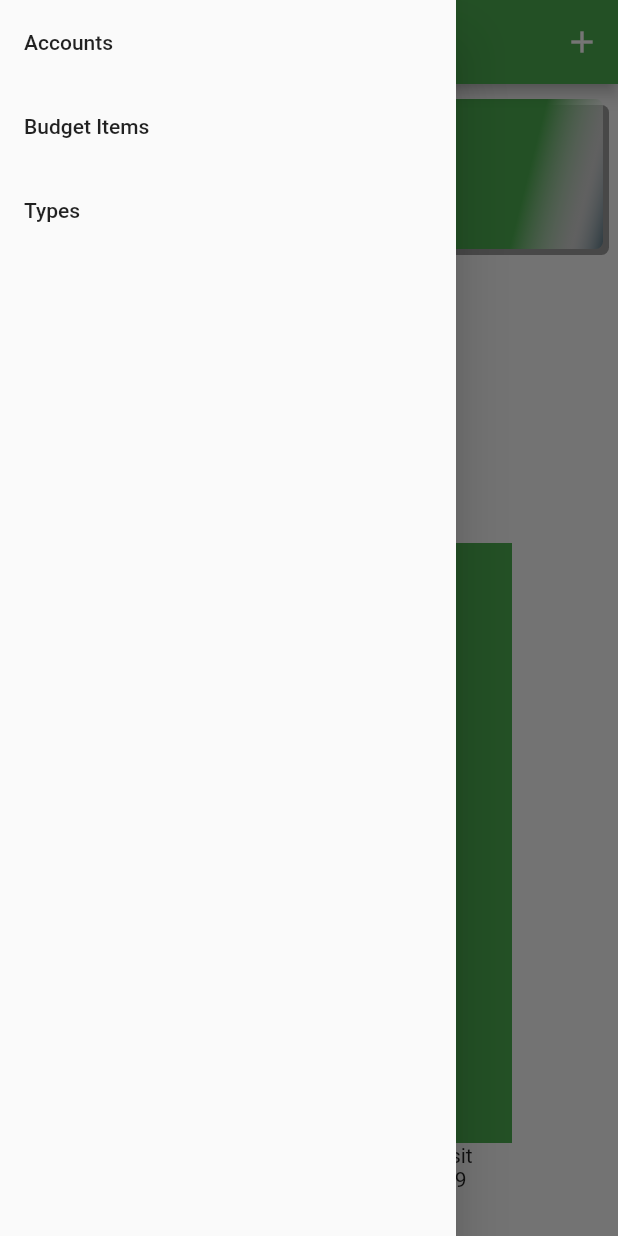
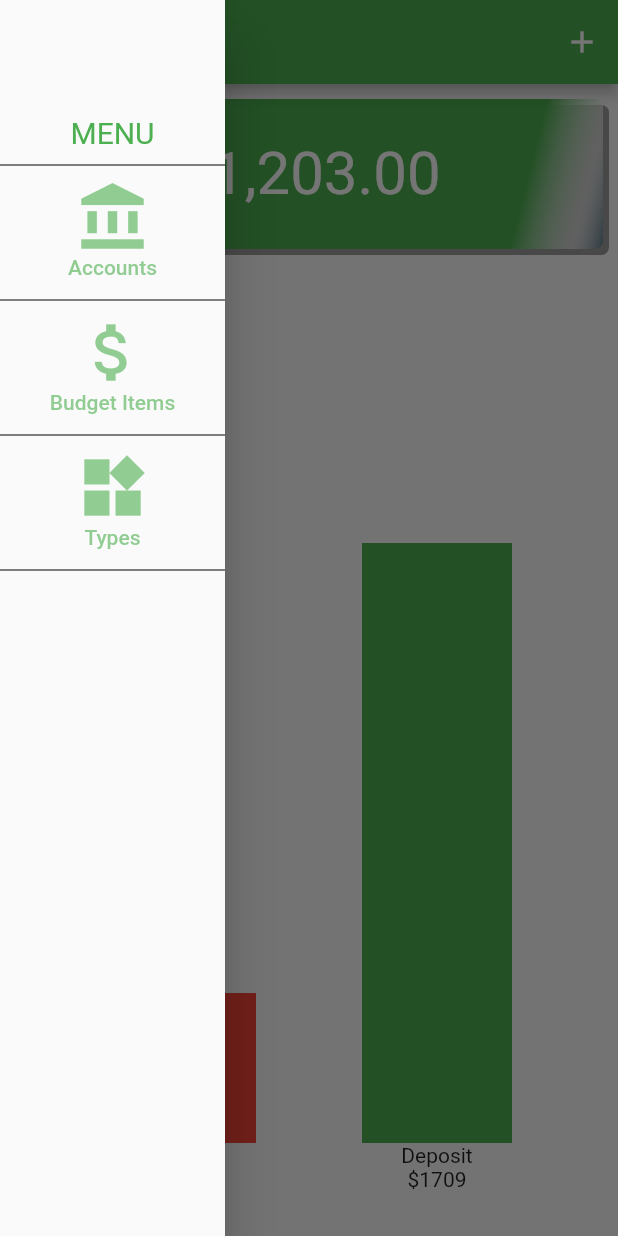
Before and after one commit to cornell19/spend_tracker, a Flutter app: the screen it shows after launch, with the side drawer open, on a phone screen of 412 x 824 dp. Run offline on Flutter 3.47's test engine with Material 2 defaults, Android fonts, the phone set to English and light mode, and no system bars.

Commit message:
Unit 4 module 6

```diff
--- a/lib/pages/home/widgets/menu.dart
+++ b/lib/pages/home/widgets/menu.dart
@@ -3,22 +3,102 @@ import 'package:flutter/material.dart';
 class Menu extends StatelessWidget {
   @override
   Widget build(BuildContext context) {
-    return Drawer(
-      child: Column(
-        children: <Widget>[
-          ListTile(
-            title: const Text('Accounts'),
-            onTap: () => Navigator.of(context).pushNamed('/accounts'),
+    var color = Theme.of(context).primaryColor;
+    return SizedBox(
+      width: 150,
+      child: Drawer(
+        child: Column(
+          children: <Widget>[
+            Container(
+              height: 100,
+              alignment: Alignment.bottomCenter,
+              child: Text(
+                'MENU',
+                style: TextStyle(
+                  fontSize: 20,
+                  color: color,
+                ),
+              ),
+            ),
+            Divider(
+              height: 20,
+              color: Colors.black,
+            ),
+            _MenuItem(
+                title: 'Accounts',
+                color: color,
+                icon: Icons.account_balance,
+                onTap: () => onNavigate(context, '/accounts')),
+            Divider(
+              height: 20,
+              color: Colors.black,
+            ),
+            _MenuItem(
+                title: 'Budget Items',
+                color: color,
+                icon: Icons.attach_money,
+                onTap: () => onNavigate(context, '/items')),
+            Divider(
+              height: 20,
+              color: Colors.black,
+            ),
+            _MenuItem(
+                title: 'Types',
+                color: color,
+                icon: Icons.widgets,
+                onTap: () => onNavigate(context, '/types')),
+            Divider(
+              height: 20,
+              color: Colors.black,
+            ),
+          ],
+        ),
+      ),
+    );
+  }
+
+  void onNavigate(BuildContext context, String uri) {
+    Navigator.of(context).pop();
+    Navigator.of(context).pushNamed(uri);
+  }
+}
+
+class _MenuItem extends StatelessWidget {
+  const _MenuItem({
+    Key key,
+    @required this.color,
+    @required this.title,
+    @required this.icon,
+    @required this.onTap,
+  }) : super(key: key);
+
+  final IconData icon;
+  final String title;
+  final Color color;
+  final Function onTap;
+  @override
+  Widget build(BuildContext context) {
+    return InkWell(
+      onTap: onTap,
+      child: Opacity(
+        opacity: 0.6,
+        child: Container(
+          height: 70,
+          alignment: Alignment.center,
+          child: Column(
+            children: <Widget>[
+              Icon(icon, color: color, size: 50.0),
+              Text(
+                title,
+                style: TextStyle(
+                  color: color,
+                  fontSize: 14.0,
+                  fontWeight: FontWeight.w500,
+                ),
+              )
+            ],
           ),
-          ListTile(
-            title: const Text('Budget Items'),
-            onTap: () => Navigator.of(context).pushNamed('/items'),
-          ),
-          ListTile(
-            title: const Text('Types'),
-            onTap: () => Navigator.of(context).pushNamed('/types'),
-          ),
-        ],
+        ),
       ),
     );
   }
```
